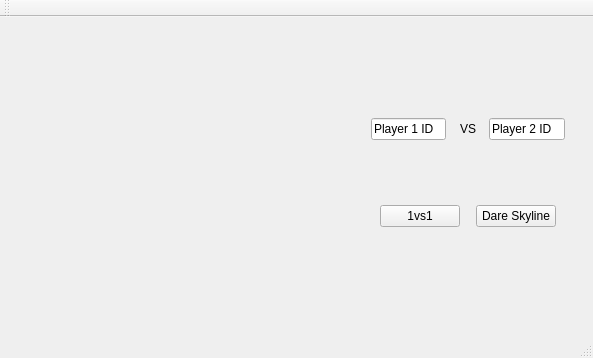
This is 1vs1_qt/Second_version/dotandbox_1_1/mainwindow.ui in MarcoAlejandro/dotandbox_github as Qt 5 draws it before an edit. The edited form follows.
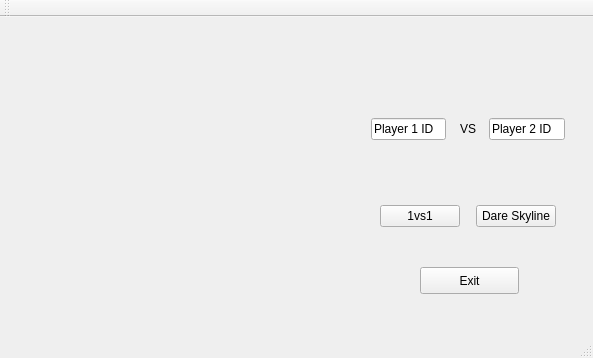
This is the edited form. Icons and pictures are not drawn.

Commit message: Window icon added. It looks pretty <3

The edit to the form file:
```diff
--- a/1vs1_qt/Second_version/dotandbox_1_1/mainwindow.ui
+++ b/1vs1_qt/Second_version/dotandbox_1_1/mainwindow.ui
@@ -13,6 +13,12 @@
   <property name="windowTitle">
    <string>MainWindow</string>
   </property>
+  <property name="autoFillBackground">
+   <bool>true</bool>
+  </property>
+  <property name="styleSheet">
+   <string notr="true"/>
+  </property>
   <widget class="QWidget" name="centralWidget">
    <widget class="QWidget" name="layoutWidget">
     <property name="geometry">
@@ -169,6 +175,19 @@
      <bool>true</bool>
     </property>
    </widget>
+   <widget class="QPushButton" name="b_exit">
+    <property name="geometry">
+     <rect>
+      <x>420</x>
+      <y>250</y>
+      <width>99</width>
+      <height>27</height>
+     </rect>
+    </property>
+    <property name="text">
+     <string>Exit</string>
+    </property>
+   </widget>
   </widget>
   <widget class="QMenuBar" name="menuBar">
    <property name="geometry">
```
The commit also changes 6 other files.
